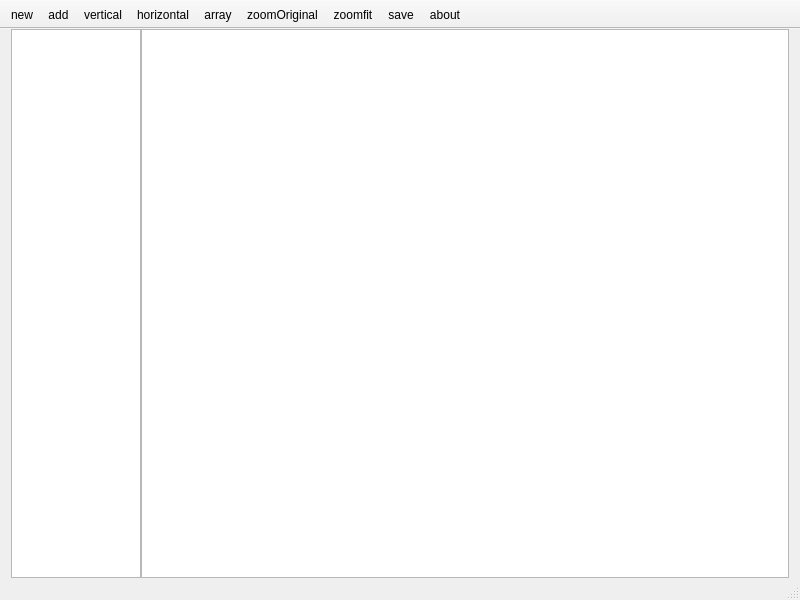
First picture: the form in mainwindow.ui, repository sonichy/HTYPinTu, before the edit.
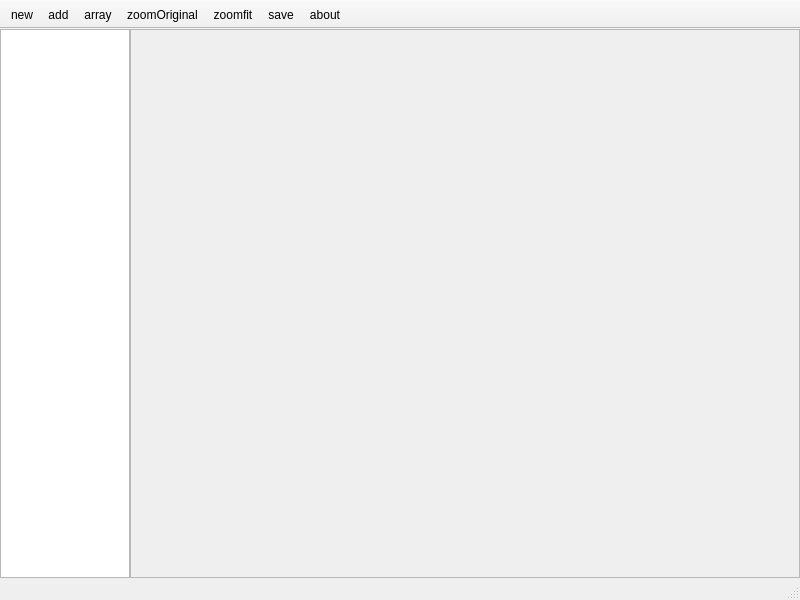
Second picture: the form after the edit. Icons and pictures are not drawn.

Commit message: 使用 QLabel 代替 QListWidget 显示拼图结果，所见即所得

```diff
--- a/mainwindow.ui
+++ b/mainwindow.ui
@@ -28,9 +28,15 @@
     <bool>true</bool>
    </property>
    <layout class="QVBoxLayout" name="verticalLayout">
+    <property name="leftMargin">
+     <number>0</number>
+    </property>
     <property name="topMargin">
      <number>0</number>
     </property>
+    <property name="rightMargin">
+     <number>0</number>
+    </property>
     <property name="bottomMargin">
      <number>0</number>
     </property>
@@ -40,7 +46,7 @@
        <number>0</number>
       </property>
       <item>
-       <widget class="QListWidget" name="listWidgetIcon">
+       <widget class="QListWidget" name="listWidget">
         <property name="minimumSize">
          <size>
           <width>130</width>
@@ -86,19 +92,29 @@
        </widget>
       </item>
       <item>
-       <widget class="QListWidget" name="listWidget">
-        <property name="acceptDrops">
+       <widget class="QScrollArea" name="scrollArea">
+        <property name="widgetResizable">
          <bool>true</bool>
         </property>
-        <property name="flow">
-         <enum>QListView::TopToBottom</enum>
-        </property>
-        <property name="isWrapping" stdset="0">
-         <bool>false</bool>
-        </property>
-        <property name="viewMode">
-         <enum>QListView::IconMode</enum>
-        </property>
+        <widget class="QWidget" name="scrollAreaWidgetContents">
+         <property name="geometry">
+          <rect>
+           <x>0</x>
+           <y>0</y>
+           <width>666</width>
+           <height>464</height>
+          </rect>
+         </property>
+         <layout class="QVBoxLayout" name="verticalLayout_2">
+          <item>
+           <widget class="QLabel" name="label">
+            <property name="text">
+             <string/>
+            </property>
+           </widget>
+          </item>
+         </layout>
+        </widget>
        </widget>
       </item>
      </layout>
@@ -130,8 +146,6 @@
    </attribute>
    <addaction name="actionNew"/>
    <addaction name="actionAdd"/>
-   <addaction name="actionVertical"/>
-   <addaction name="actionHorizontal"/>
    <addaction name="actionArray"/>
    <addaction name="actionZoomOriginal"/>
    <addaction name="actionZoomFit"/>
@@ -154,30 +168,6 @@
     <string>Ctrl+O</string>
    </property>
   </action>
-  <action name="actionVertical">
-   <property name="icon">
-    <iconset resource="res.qrc">
-     <normaloff>:/VL.png</normaloff>:/VL.png</iconset>
-   </property>
-   <property name="text">
-    <string>vertical</string>
-   </property>
-   <property name="toolTip">
-    <string>竖排</string>
-   </property>
-  </action>
-  <action name="actionHorizontal">
-   <property name="icon">
-    <iconset resource="res.qrc">
-     <normaloff>:/HL.png</normaloff>:/HL.png</iconset>
-   </property>
-   <property name="text">
-    <string>horizontal</string>
-   </property>
-   <property name="toolTip">
-    <string>横排</string>
-   </property>
-  </action>
   <action name="actionSave">
    <property name="icon">
     <iconset resource="res.qrc">
```
Left out of the diff: 7 changed lines with no effect on the pictures. The commit also changes 8 other files.
